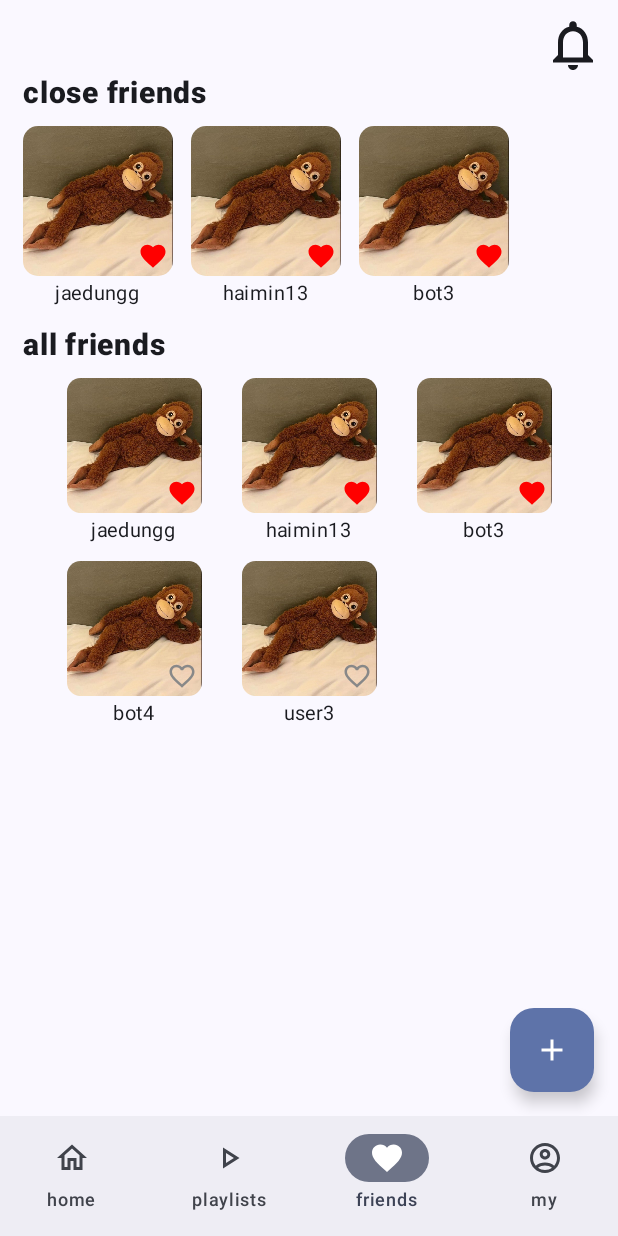
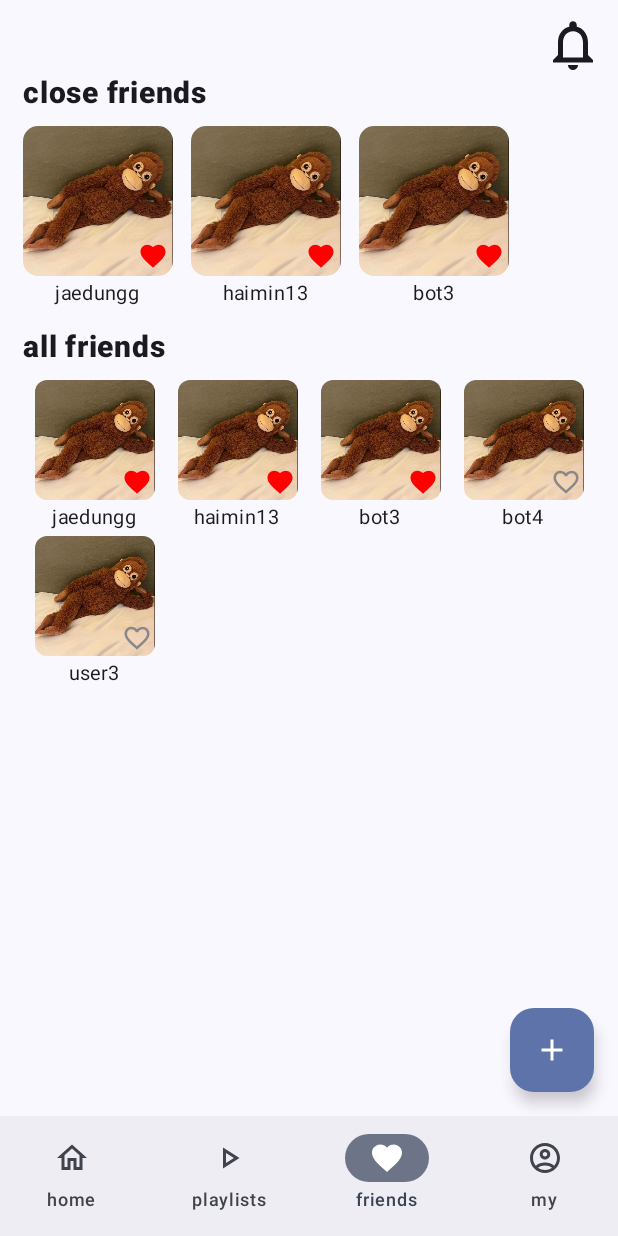
Before and after one commit to haimin13/mcweek1, an Android app built with Jetpack Compose: the screen it shows after launch (MainActivity), on a phone screen of 412 x 824 dp. Run offline under Robolectric (Android 15) with nearby library versions, the phone set to English and light mode, and no system bars.

Commit message:
design: close friend entry 없어도 레이아웃 유지

```diff
--- a/app/src/main/java/com/example/myapplication1/ui/components/gallery/GalleryEntry.kt
+++ b/app/src/main/java/com/example/myapplication1/ui/components/gallery/GalleryEntry.kt
@@ -61,7 +61,7 @@ fun GalleryEntry(
 
     Column(
         horizontalAlignment = Alignment.CenterHorizontally,
-                modifier = Modifier.width(imageSize.dp)
+        modifier = Modifier.width(imageSize.dp)
     ) {
         Box(
             modifier = Modifier
--- a/app/src/main/java/com/example/myapplication1/ui/screens/FriendsTab.kt
+++ b/app/src/main/java/com/example/myapplication1/ui/screens/FriendsTab.kt
@@ -5,8 +5,10 @@ import com.example.myapplication1.ui.components.gallery.*
 import androidx.compose.foundation.layout.Arrangement
 import androidx.compose.foundation.layout.Box
 import androidx.compose.foundation.layout.Column
+import androidx.compose.foundation.layout.PaddingValues
 import androidx.compose.foundation.layout.Row
 import androidx.compose.foundation.layout.Spacer
+import androidx.compose.foundation.layout.defaultMinSize
 import androidx.compose.foundation.layout.fillMaxSize
 import androidx.compose.foundation.layout.fillMaxWidth
 import androidx.compose.foundation.layout.height
@@ -102,14 +104,18 @@ fun FriendsTabMain(
                     modifier = Modifier.padding(bottom = 10.dp)
                 )
                 LazyRow(
-                    modifier = Modifier.fillMaxWidth(),
+                    modifier = Modifier.fillMaxWidth()
+                        .defaultMinSize(minHeight = 125.dp),
                     horizontalArrangement = Arrangement.spacedBy(12.dp)
                 ) {
-                    items(favoriteFriendsIds) { id ->
+                    items(
+                        items = favoriteFriendsIds,
+                        key = { friendId -> friendId }
+                    ) { id ->
                         GalleryEntry(
                             contentName = id,
                             showText = true,
-                            isLiked = true, // close friends는 항상 좋아요 상태
+                            isLiked = true,
                             onLikeToggle = { friendName, isLiked ->
                                 handleLikeToggle(friendName, isLiked)
                             }
@@ -130,25 +136,26 @@ fun FriendsTabMain(
                     modifier = Modifier.padding(bottom = 10.dp)
                 )
                 LazyVerticalGrid(
-                    columns = GridCells.Fixed(3),
-                    modifier = Modifier
-                        .fillMaxSize()
-                        .padding(horizontal = 15.dp),
-                    verticalArrangement = Arrangement.spacedBy(8.dp)
+                    columns = GridCells.Fixed(4),
+                    modifier = Modifier.fillMaxSize(),
+                    horizontalArrangement = Arrangement.SpaceBetween,
                 ) {
-                    items(friendsIds) { id ->
+                    items(
+                        items = friendsIds,
+                        key = { friendId -> "all_$friendId" }
+                    ) { id ->
                         GalleryEntry(
                             contentName = id,
-                            imageSize = 90,
+                            imageSize = 80, // 이미지 크기를 줄임
                             showText = true,
-                            isLiked = favoriteFriendsIds.contains(id), // close friends 여부에 따라 하트 상태 결정
+                            isLiked = favoriteFriendsIds.contains(id),
                             onLikeToggle = { friendName, isLiked ->
                                 handleLikeToggle(friendName, isLiked)
                             }
                         )
                     }
+                }
 
-                }
             }
         }
         FloatingActionButton(
--- a/app/src/main/java/com/example/myapplication1/ui/screens/MyTab.kt
+++ b/app/src/main/java/com/example/myapplication1/ui/screens/MyTab.kt
@@ -41,7 +41,7 @@ fun MyTabMain(modifier: Modifier = Modifier) {
 
     var likedTags by remember {
         mutableStateOf(listOf(
-            listOf(1,3,5,6,7,10,12,16,15,8,9),
+            listOf(1,3,5,6,7,16,15,8,9),
             listOf(2,4,5,7)
         ))
     }
```
